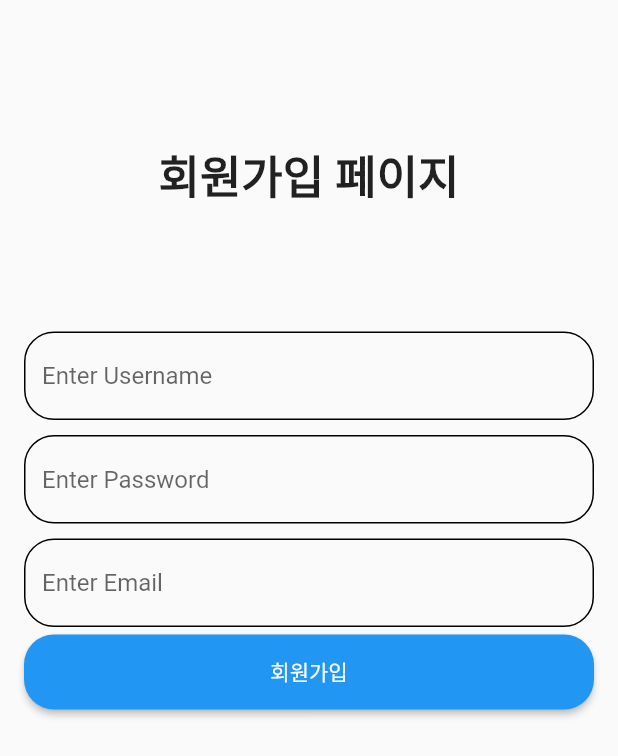
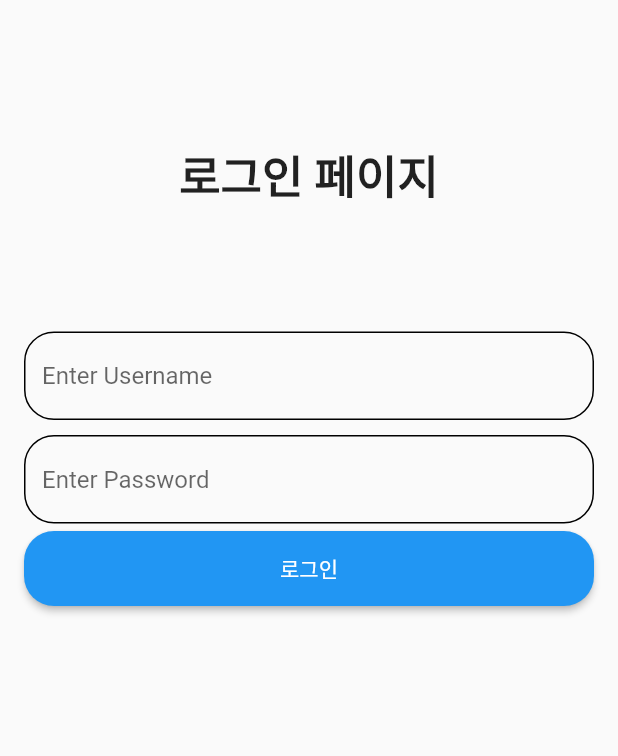
Before and after one commit to mugon-dev/flutter_blog, a Flutter app: the screen it shows after launch, after a tap on "회원가입", on a phone screen of 412 x 824 dp. Shown: the top 756 px of the screen. Run offline on Flutter 3.47's test engine with Material 2 defaults, Android fonts, the phone set to English and light mode, and no system bars; our stand-ins replace get.

Commit message:
GetX 추가, 버튼 라우팅 등록

```diff
--- a/lib/components/custom_elevated_button.dart
+++ b/lib/components/custom_elevated_button.dart
@@ -2,13 +2,14 @@ import 'package:flutter/material.dart';
 
 class CustomElevatedButton extends StatelessWidget {
   final String text;
+  final pageRoute;
 
-  const CustomElevatedButton({required this.text});
+  const CustomElevatedButton({required this.text, required this.pageRoute});
 
   @override
   Widget build(BuildContext context) {
     return ElevatedButton(
-      onPressed: () {},
+      onPressed: pageRoute,
       child: Text("$text"),
       style: ElevatedButton.styleFrom(
         minimumSize: Size(double.infinity, 50),
--- a/lib/components/custom_text_form_field.dart
+++ b/lib/components/custom_text_form_field.dart
@@ -1,7 +1,6 @@
 import 'package:flutter/material.dart';
 
 class CustomTextFormField extends StatelessWidget {
-
   final String hint;
 
   const CustomTextFormField({required this.hint});
@@ -11,8 +10,9 @@ class CustomTextFormField extends StatelessWidget {
     return Padding(
       padding: const EdgeInsets.symmetric(vertical: 5.0),
       child: TextFormField(
+        obscureText: hint == "Password" ? true : false,
         decoration: InputDecoration(
-          hintText: "$hint",
+          hintText: "Enter $hint",
           enabledBorder: OutlineInputBorder(
             borderRadius: BorderRadius.circular(20),
           ),
@@ -26,7 +26,6 @@ class CustomTextFormField extends StatelessWidget {
             borderRadius: BorderRadius.circular(20),
           ),
         ),
-
       ),
     );
   }
--- a/lib/main.dart
+++ b/lib/main.dart
@@ -1,16 +1,15 @@
 import 'package:flutter/material.dart';
-import 'package:flutter_blog/pages/post/home_page.dart';
 import 'package:flutter_blog/pages/user/join_page.dart';
+import 'package:get/get.dart';
 
 void main() {
   runApp(MyApp());
 }
 
 class MyApp extends StatelessWidget {
-
   @override
   Widget build(BuildContext context) {
-    return MaterialApp(
+    return GetMaterialApp(
       debugShowCheckedModeBanner: false,
       home: JoinPage(),
     );
--- a/lib/pages/user/join_page.dart
+++ b/lib/pages/user/join_page.dart
@@ -1,6 +1,8 @@
 import 'package:flutter/material.dart';
 import 'package:flutter_blog/components/custom_elevated_button.dart';
 import 'package:flutter_blog/components/custom_text_form_field.dart';
+import 'package:flutter_blog/pages/user/login_page.dart';
+import 'package:get/get.dart';
 
 class JoinPage extends StatelessWidget {
   @override
@@ -29,10 +31,13 @@ class JoinPage extends StatelessWidget {
     return Form(
       child: Column(
         children: [
-          CustomTextFormField(hint: "Enter Username"),
-          CustomTextFormField(hint: "Enter Password"),
-          CustomTextFormField(hint: "Enter Email"),
-          CustomElevatedButton(text: "회원가입"),
+          CustomTextFormField(hint: "Username"),
+          CustomTextFormField(hint: "Password"),
+          CustomTextFormField(hint: "Email"),
+          CustomElevatedButton(
+            text: "회원가입",
+            pageRoute: () => Get.to(LoginPage()),
+          ),
         ],
       ),
     );
--- a/lib/pages/user/login_page.dart
+++ b/lib/pages/user/login_page.dart
@@ -1,6 +1,8 @@
 import 'package:flutter/material.dart';
 import 'package:flutter_blog/components/custom_elevated_button.dart';
 import 'package:flutter_blog/components/custom_text_form_field.dart';
+import 'package:flutter_blog/pages/post/home_page.dart';
+import 'package:get/get.dart';
 
 class LoginPage extends StatelessWidget {
   @override
@@ -29,9 +31,12 @@ class LoginPage extends StatelessWidget {
     return Form(
       child: Column(
         children: [
-          CustomTextFormField(hint: "Enter Username"),
-          CustomTextFormField(hint: "Enter Password"),
-          CustomElevatedButton(text: "로그인"),
+          CustomTextFormField(hint: "Username"),
+          CustomTextFormField(hint: "Password"),
+          CustomElevatedButton(
+            text: "로그인",
+            pageRoute: () => Get.to(HomePage()),
+          ),
         ],
       ),
     );
--- a/pubspec.yaml
+++ b/pubspec.yaml
@@ -28,6 +28,7 @@ dependencies:
   # The following adds the Cupertino Icons font to your application.
   # Use with the CupertinoIcons class for iOS style icons.
   cupertino_icons: ^1.0.2
+  get: ^4.1.4
 
 dev_dependencies:
   flutter_test:
```
Also changed, not shown: pubspec.lock.
